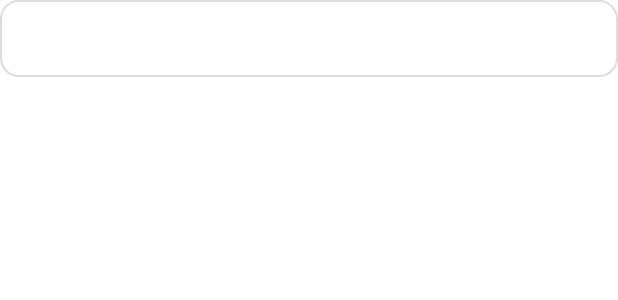
After one commit to Hilda003/LoomiApp, an Android app: the layout item_radio_choice.xml on its own in the app's theme, with its tools: preview values and no code run, on a phone screen of 412 x 824 dp. The commit adds this screen. Shown: the top 300 px of the screen. Run offline under Robolectric (Android 15) with nearby library versions, the phone set to English and light mode, and no system bars.

```diff
--- a/app/src/main/java/com/example/loomi/ui/splashscreen/SplashScreenActivity.kt
+++ b/app/src/main/java/com/example/loomi/ui/splashscreen/SplashScreenActivity.kt
@@ -20,8 +20,6 @@ import com.example.loomi.ui.auth.RegisterActivity
 import com.example.loomi.ui.onboarding.OnBoardingActivity
 import kotlin.jvm.java
 
-
-// SplashScreenActivity.kt
 @SuppressLint("CustomSplashScreen")
 class SplashScreenActivity : AppCompatActivity() {
     private lateinit var binding: ActivitySplashScreenBinding
--- a/app/src/main/java/com/example/loomi/utils/Constants.kt
+++ /dev/null
@@ -1,3 +0,0 @@
-package com.example.loomi.utils
-
-class Constants
--- /dev/null
+++ b/app/src/main/res/color/selector_text_color.xml
@@ -0,0 +1,4 @@
+<selector xmlns:android="http://schemas.android.com/apk/res/android">
+    <item android:state_checked="true" android:color="@android:color/white" />
+    <item android:color="#000000" />
+</selector>
--- /dev/null
+++ b/app/src/main/res/drawable/bg_radio_option.xml
@@ -0,0 +1,15 @@
+<selector xmlns:android="http://schemas.android.com/apk/res/android">
+    <item android:state_checked="true">
+        <shape android:shape="rectangle">
+            <solid android:color="@color/green_50" />
+            <corners android:radius="12dp" />
+        </shape>
+    </item>
+    <item>
+        <shape android:shape="rectangle">
+            <solid android:color="@color/white" />
+            <stroke android:width="1dp" android:color="#DDDDDD" />
+            <corners android:radius="12dp" />
+        </shape>
+    </item>
+</selector>
--- /dev/null
+++ b/app/src/main/res/drawable/circle_green.xml
@@ -0,0 +1,4 @@
+<shape xmlns:android="http://schemas.android.com/apk/res/android"
+    android:shape="oval">
+    <solid android:color="#27C93F"/>
+</shape>
--- /dev/null
+++ b/app/src/main/res/drawable/circle_red.xml
@@ -0,0 +1,4 @@
+<shape xmlns:android="http://schemas.android.com/apk/res/android"
+    android:shape="oval">
+    <solid android:color="#FF5F56"/>
+</shape>
--- /dev/null
+++ b/app/src/main/res/drawable/circle_yellow.xml
@@ -0,0 +1,4 @@
+<shape xmlns:android="http://schemas.android.com/apk/res/android"
+    android:shape="oval">
+    <solid android:color="#FFBD2E"/>
+</shape>
--- /dev/null
+++ b/app/src/main/res/layout/item_radio_choice.xml
@@ -0,0 +1,11 @@
+<?xml version="1.0" encoding="utf-8"?>
+<RadioButton xmlns:android="http://schemas.android.com/apk/res/android"
+    android:layout_width="match_parent"
+    android:layout_height="wrap_content"
+    android:layout_marginBottom="12dp"
+    android:padding="16dp"
+    android:button="@null"
+    android:gravity="center_vertical"
+    android:background="@drawable/bg_radio_option"
+    android:textColor="@color/selector_text_color"
+    android:textSize="14sp" />
--- a/app/src/main/res/values/strings.xml
+++ b/app/src/main/res/values/strings.xml
@@ -12,7 +12,7 @@
     <string name="don_t_have_an_account">Belum punya akun?</string>
     <string name="register">Daftar</string>
     <string name="login">Masuk</string>
-    <string name="agree_with_terms_and_conditions"><![CDATA[Agree with Terms & conditions]]></string>
+    <string name="agree_with_terms_and_conditions"><![CDATA[Menyetujui syarat dan ketentuan]]></string>
     <string name="name">Nama</string>
     <string name="hallo">👋 Hallo,</string>
     <string name="great_to_see_you_again">Great to see you again!</string>
```
Also changed, not shown: app/src/main/java/com/example/loomi/ContentActivity.kt (+9 -2 lines), app/src/main/java/com/example/loomi/ui/content/MultipleChoiceFragment.kt (+8 -7 lines), app/src/main/java/com/example/loomi/utils/StringExtension.kt (added, +10 -0 lines), app/src/main/res/drawable/ic_lock_open.xml (added, +10 -0 lines).
